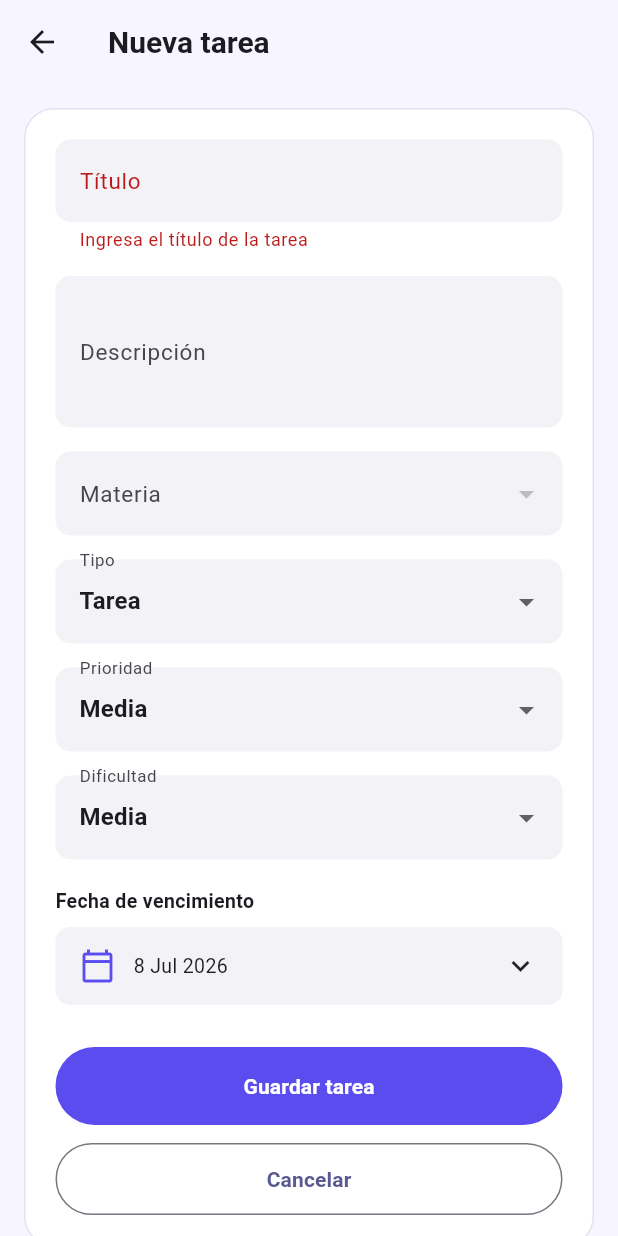
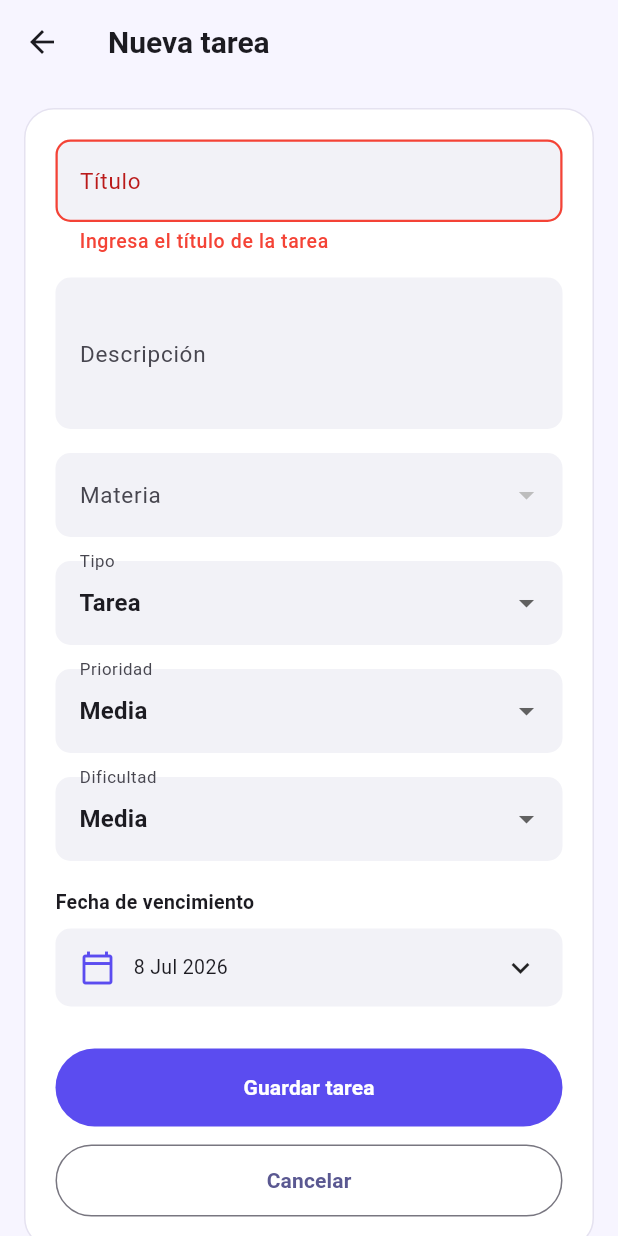
Before and after one commit to Maria-tovarp/App-Snow, a Flutter app: the CreateTareaPage screen opened directly, after a tap on "Guardar tarea", on a phone screen of 412 x 824 dp. Run offline on Flutter 3.47's test engine with Material 3 defaults, Android fonts, the phone set to English and light mode, and no system bars; our stand-ins replace audioplayers, flutter_dotenv, flutter_riverpod, go_router, shared_preferences, supabase_flutter; accounts and stored records are empty.

Commit message:
Cambios modal 1  Tareas

```diff
--- a/lib/features/tareas/presentation/pages/create_tarea_page.dart
+++ b/lib/features/tareas/presentation/pages/create_tarea_page.dart
@@ -158,6 +158,25 @@ class _CreateTareaPageState extends State<CreateTareaPage> {
         borderSide: const BorderSide(
           color: Color(0xFF5B4CF0),
         ),
+      ),
+      errorBorder: OutlineInputBorder(
+        borderRadius: BorderRadius.circular(10),
+        borderSide: const BorderSide(
+          color: Colors.red,
+          width: 1.5,
+        ),
+      ),
+      focusedErrorBorder: OutlineInputBorder(
+        borderRadius: BorderRadius.circular(10),
+        borderSide: const BorderSide(
+          color: Colors.red,
+          width: 2,
+        ),
+      ),
+      errorStyle: const TextStyle(
+        color: Colors.red,
+        fontSize: 13,
+        fontWeight: FontWeight.w500,
       ),
     );
   }
```
